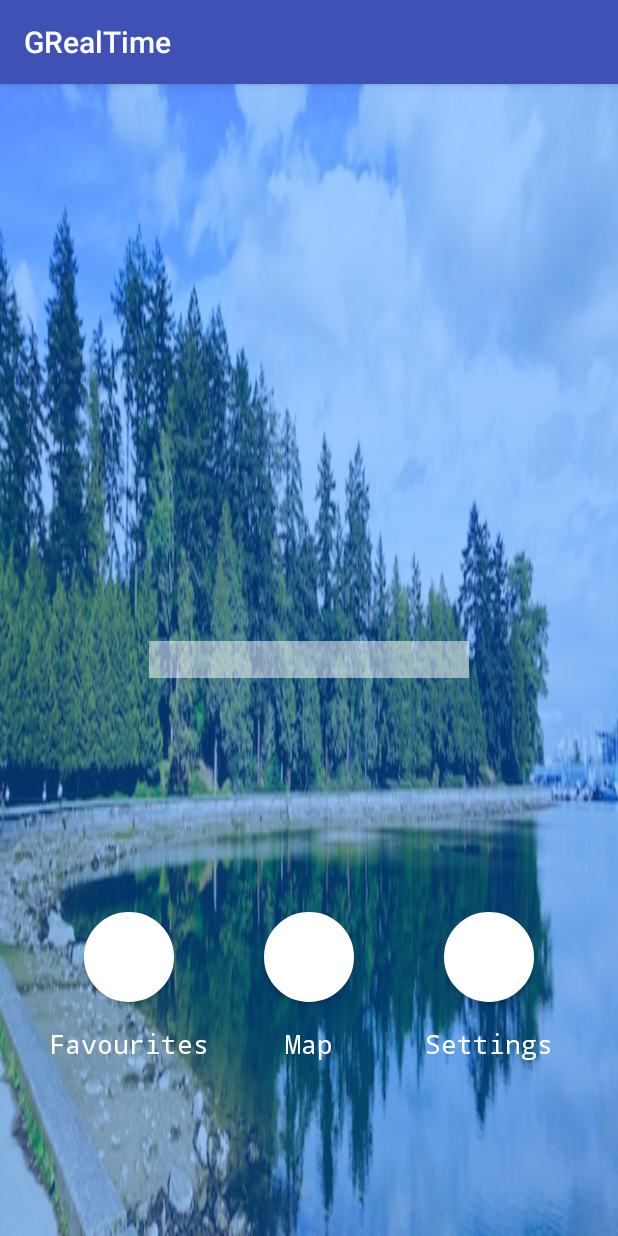
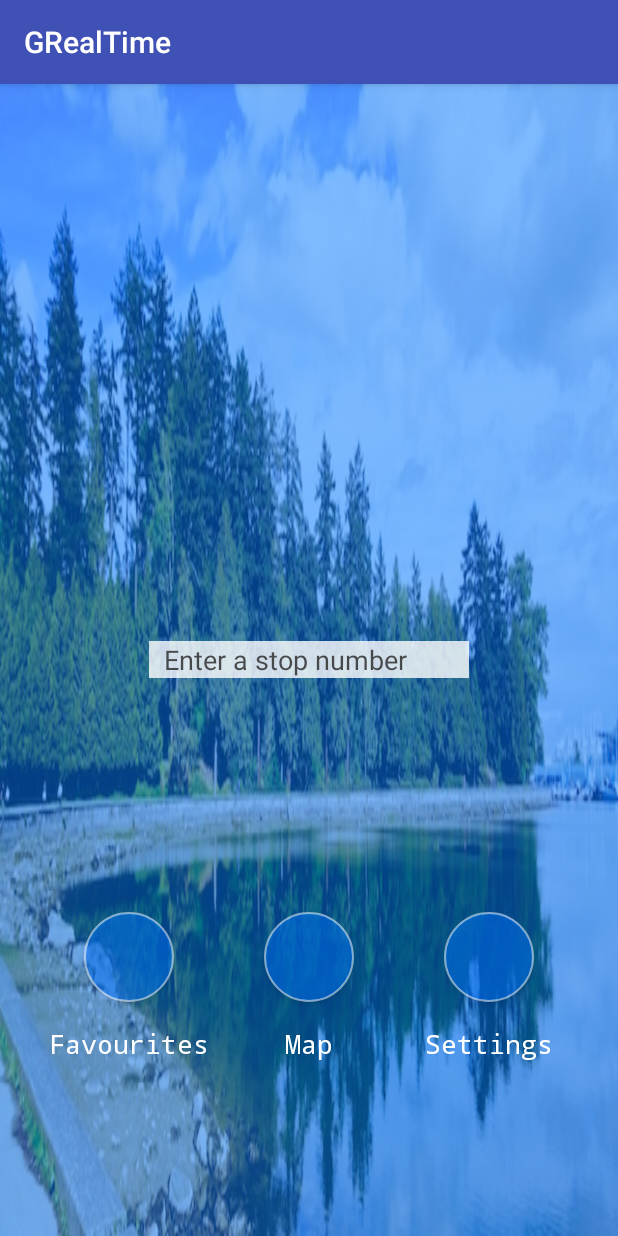
Before and after one commit to juliexue/GRealTime, an Android app: the screen it shows after launch (MainActivity), on a phone screen of 412 x 824 dp. Run offline under Robolectric (Android 15) with nearby library versions, the phone set to English and light mode, and no system bars.

Commit message:
change button to blue and add text to text field

```diff
--- a/app/src/main/res/drawable/button_press.xml
+++ b/app/src/main/res/drawable/button_press.xml
@@ -1,8 +1,8 @@
 <?xml version="1.0" encoding="utf-8"?>
 <shape xmlns:android="http://schemas.android.com/apk/res/android" android:shape="oval">
-    <stroke android:width="3dp" android:color="#FFF" />
+    <stroke android:width="1dp" android:color="#80FFFFFF" />
     <size
         android:height="6dp"
         android:width="6dp"/>
-    <solid android:color="#FFFFFF"/>
+    <solid android:color="#800077FF"/>
 </shape>
--- a/app/src/main/res/layout/activity_main.xml
+++ b/app/src/main/res/layout/activity_main.xml
@@ -7,7 +7,7 @@
     android:paddingBottom="@dimen/activity_vertical_margin"
     android:background="@drawable/park"
     tools:context=".MainActivity"
-    android:backgroundTint="#620077ff"
+    android:backgroundTint="#800077FF"
     android:backgroundTintMode="src_over">
 
     <EditText
@@ -19,7 +19,9 @@
         android:layout_centerVertical="true"
         android:layout_centerHorizontal="true"
         android:foreground="#32ffffff"
-        android:background="#62ffffff" />
+        android:background="#BfFFFFFF"
+        android:text="Enter a stop number"
+        android:paddingLeft="10dp" />
 
     <LinearLayout
         android:orientation="horizontal"
```
